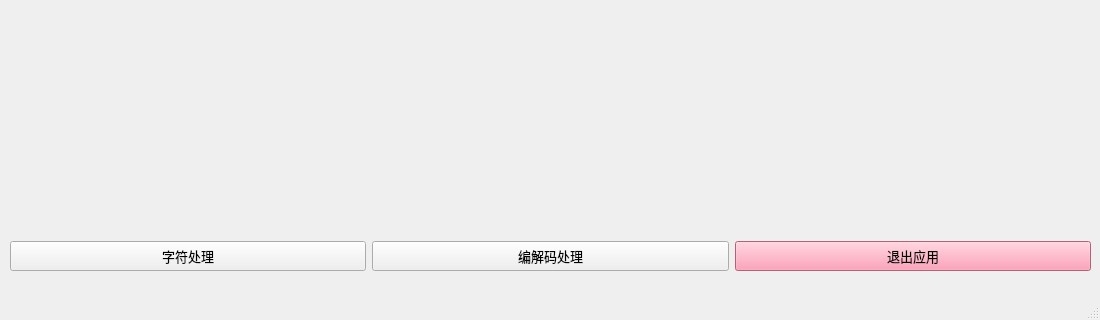
This is devtools/mainwindow.ui in bellongyan/devtools as Qt 5 draws it before an edit; both pictures show x 0 to 1100 and y 330 to 650 of the 1100 by 650 pixel window. The edited form follows.
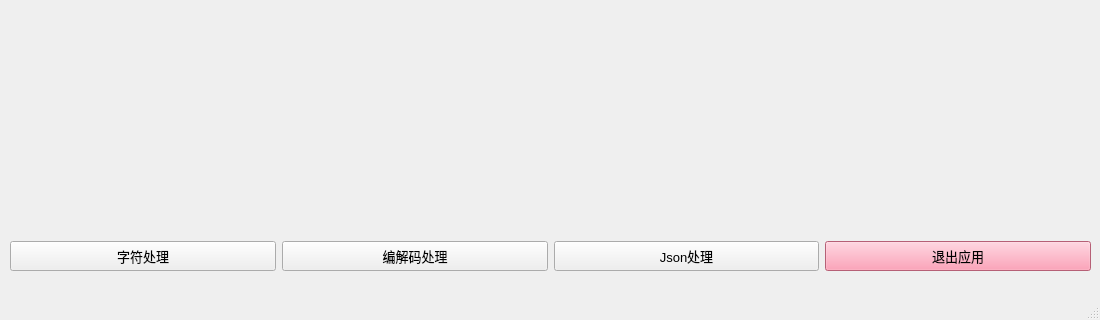
This is the edited form.

Commit message: feat(JsonProcess): 新增JSON处理功能

What changed in the file:
```diff
--- a/devtools/mainwindow.ui
+++ b/devtools/mainwindow.ui
@@ -103,6 +103,32 @@
          </property>
         </widget>
        </item>
+
+
+       <item>
+        <widget class="QPushButton" name="btnJsonProcess">
+         <property name="minimumSize">
+          <size>
+           <width>0</width>
+           <height>30</height>
+          </size>
+         </property>
+         <property name="maximumSize">
+          <size>
+           <width>16777215</width>
+           <height>30</height>
+          </size>
+         </property>
+         <property name="font">
+          <font>
+           <pointsize>10</pointsize>
+          </font>
+         </property>
+         <property name="text">
+          <string>Json处理</string>
+         </property>
+        </widget>
+       </item>
        <item>
         <widget class="QPushButton" name="btnExit">
          <property name="minimumSize">
```
The commit also changes 10 other files.
